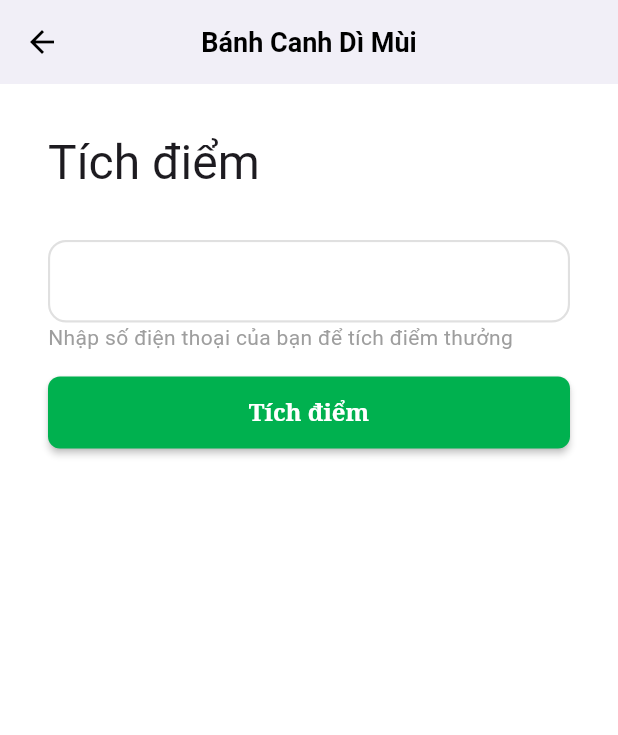
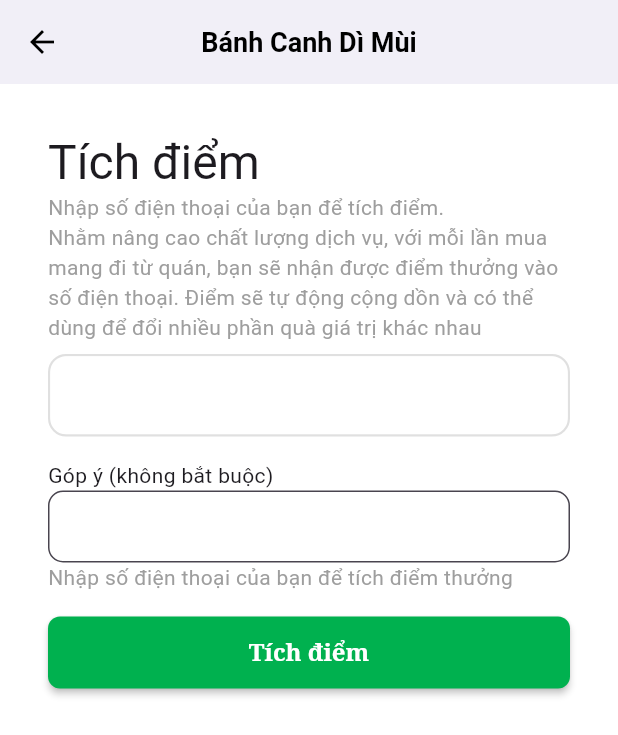
Before and after one commit to PhanVanLinh/govinh, a Flutter app: the RedeemScreen screen opened directly with empty values, on a phone screen of 412 x 824 dp. Shown: the top 735 px of the screen. Run offline on Flutter 3.47's test engine with Material 3 defaults, Android fonts, the phone set to English and light mode, and no system bars; our stand-ins replace dio, flutter_bloc, flutter_dotenv, fpdart, gap, go_router and 2 more; network calls fail.

Commit message:
update UI redeem

```diff
--- a/mobile/lib/feature/home/home_screen.dart
+++ b/mobile/lib/feature/home/home_screen.dart
@@ -35,7 +35,7 @@ class HomeScreenState extends State<HomeScreen> {
     },
     builder: (context, ui) {
       return Scaffold(
-        appBar: GVAppBar(
+        appBar: const GVAppBar(
           title: Lt.app,
         ),
         body: GridView.count(
@@ -46,11 +46,11 @@ class HomeScreenState extends State<HomeScreen> {
             final shop = ui.shops[index];
             return GestureDetector(
               onTap: () {
-                context.go(shop.slug);
+                context.go("/redeem/${shop.slug}/empty");
               },
               child: Container(
                 color: Colors.blue,
-                child: Center(child: Text('Item ${shop.name}')),
+                child: Center(child: Text(shop.name)),
               ),
             );
           }),
--- a/mobile/lib/feature/redeem/redeem_screen.dart
+++ b/mobile/lib/feature/redeem/redeem_screen.dart
@@ -6,7 +6,6 @@ import 'package:gap/gap.dart';
 import 'package:go_router/go_router.dart';
 import 'package:govinh/feature/redeem/bloc/redeem_screen_cubit.dart';
 import 'package:govinh/lt.dart';
-import 'package:govinh/main.dart';
 import 'package:govinh/styles/gv_alert.dart';
 import 'package:govinh/styles/gv_appbar.dart';
 import 'package:govinh/styles/gv_button.dart';
@@ -34,10 +33,10 @@ class RedeemScreenState extends State<RedeemScreen> {
       child: BlocConsumer<RedeemCubit, RedeemUI>(
         listener: (context, state) {
           final action = state.action;
-          if(action is GoSuccessAction) {
+          if (action is GoSuccessAction) {
             context.go("/redeem/success/${action.phoneNumber}");
           }
-        },
+      },
         builder: (context, ui) {
           return Scaffold(
             appBar: const GVAppBar(
@@ -59,12 +58,19 @@ class RedeemScreenState extends State<RedeemScreen> {
                         .of(context)
                         .textTheme
                         .headlineLarge,),
+
+                    const GVText.hint(Lt.enterYourPhoneToReceiveReward1),
                     // Text(Lt.app, style: Theme.of(context).textTheme.headlineMedium,),
-
-                    const Gap(32),
+                    const Gap(8),
                     GVTextFormField(
                       // labelText: "A",
                       controller: phoneTextEditingController,
+                    ),
+                    const Gap(16),
+                    Text(Lt.feedbackOptional),
+                    TextField(
+                      keyboardType: TextInputType.multiline,
+                      maxLines: null,
                     ),
                     const GVText.hint(Lt.enterYourPhoneToReceiveReward),
                     const Gap(16),
--- a/mobile/lib/lt.dart
+++ b/mobile/lib/lt.dart
@@ -5,6 +5,9 @@ class Lt {
   static const String reward = "Đổi Thưởng";
   static const String banhcanh = "Bánh Canh Dì Mùi";
   static const String enterYourPhoneToReceiveReward = "Nhập số điện thoại của bạn để tích điểm thưởng";
+  static const String enterYourPhoneToReceiveReward1 = "Nhập số điện thoại của bạn để tích điểm.\nNhằm nâng cao chất lượng dịch vụ, với mỗi lần mua mang đi từ quán, bạn sẽ nhận được điểm thưởng vào số điện thoại. Điểm sẽ tự động cộng dồn và có thể dùng để đổi nhiều phần quà giá trị khác nhau";
   static const String point = "điểm";
+  static const String feedbackOptional = "Góp ý (không bắt buộc)";
+  static const String feedback = "Không bắt buộc";
 
 }
--- a/mobile/lib/main.dart
+++ b/mobile/lib/main.dart
@@ -37,7 +37,7 @@ final _router = GoRouter(
       ),
     ),
     GoRoute(
-      path: '/redeem/:id',
+      path: '/redeem/:shop/:id',
       builder: (context, state) =>  RedeemScreen(code: state.pathParameters['id']),
     ),
     GoRoute(
```
